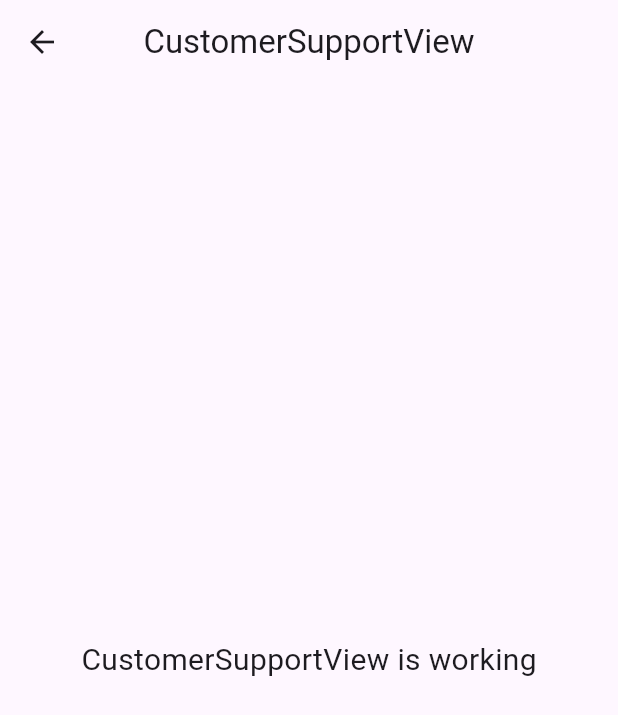
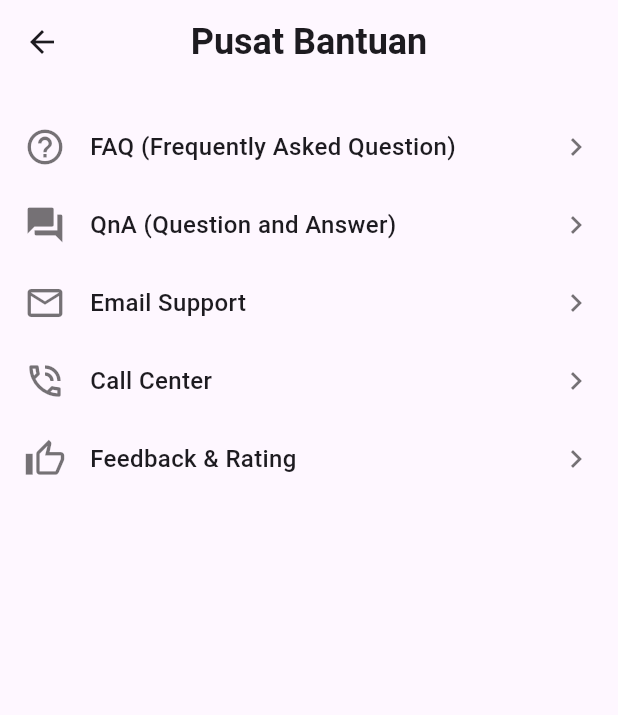
Before and after one commit to IkbarSulistio/Lawndre_Project, a Flutter app: the CustomerSupportView screen opened by its route, on a phone screen of 412 x 824 dp. Shown: the top 715 px of the screen. Run offline on Flutter 3.47's test engine with Material 3 defaults, Android fonts, the phone set to English and light mode, and no system bars; our stand-ins replace font_awesome_flutter, geocoding, get, google_maps_flutter, image_picker.

Commit message:
lawndre_project

```diff
--- a/lib/app/modules/customer_support/controllers/customer_support_controller.dart
+++ b/lib/app/modules/customer_support/controllers/customer_support_controller.dart
@@ -1,23 +1,25 @@
+// controllers/support_controller.dart
+
 import 'package:get/get.dart';
 
 class CustomerSupportController extends GetxController {
-  //TODO: Implement CustomerSupportController
-
-  final count = 0.obs;
-  @override
-  void onInit() {
-    super.onInit();
+  void goToFAQ() {
+    Get.toNamed('/faq');
   }
 
-  @override
-  void onReady() {
-    super.onReady();
+  void goToQnA() {
+    Get.toNamed('/qna');
   }
 
-  @override
-  void onClose() {
-    super.onClose();
+  void goToEmailSupport() {
+    Get.toNamed('/email-support');
   }
 
-  void increment() => count.value++;
+  void goToCallCenter() {
+    Get.toNamed('/call-center');
+  }
+
+  void goToFeedback() {
+    Get.toNamed('/feedback-rating');
+  }
 }
--- a/lib/app/modules/customer_support/views/customer_support_view.dart
+++ b/lib/app/modules/customer_support/views/customer_support_view.dart
@@ -1,23 +1,55 @@
+// views/support_view.dart
+
 import 'package:flutter/material.dart';
+import 'package:get/get.dart';
+import '../controllers/customer_support_controller.dart';
+import '../widgets/support_option.dart';
 
-import 'package:get/get.dart';
-
-import '../controllers/customer_support_controller.dart';
-
-class CustomerSupportView extends GetView<CustomerSupportController> {
-  const CustomerSupportView({Key? key}) : super(key: key);
+class CustomerSupportView extends StatelessWidget {
   @override
   Widget build(BuildContext context) {
+    final CustomerSupportController controller = Get.put(CustomerSupportController());
+
     return Scaffold(
       appBar: AppBar(
-        title: const Text('CustomerSupportView'),
+        title: Text('Pusat Bantuan', style: TextStyle(fontSize: 24, fontWeight: FontWeight.bold)),
         centerTitle: true,
+        leading: IconButton(
+          icon: Icon(Icons.arrow_back),
+          onPressed: () => Get.back(),
+        ),
+        backgroundColor: Colors.transparent,
+        elevation: 0,
       ),
-      body: const Center(
-        child: Text(
-          'CustomerSupportView is working',
-          style: TextStyle(fontSize: 20),
-        ),
+      body: ListView(
+        padding: const EdgeInsets.all(16.0),
+        children: [
+          SupportOption(
+            icon: Icons.help_outline,
+            label: 'FAQ (Frequently Asked Question)',
+            onTap: controller.goToFAQ,
+          ),
+          SupportOption(
+            icon: Icons.question_answer,
+            label: 'QnA (Question and Answer)',
+            onTap: controller.goToQnA,
+          ),
+          SupportOption(
+            icon: Icons.email_outlined,
+            label: 'Email Support',
+            onTap: controller.goToEmailSupport,
+          ),
+          SupportOption(
+            icon: Icons.phone_in_talk_outlined,
+            label: 'Call Center',
+            onTap: controller.goToCallCenter,
+          ),
+          SupportOption(
+            icon: Icons.thumb_up_outlined,
+            label: 'Feedback & Rating',
+            onTap: controller.goToFeedback,
+          ),
+        ],
       ),
     );
   }
--- /dev/null
+++ b/lib/app/modules/customer_support/widgets/support_option.dart
@@ -0,0 +1,38 @@
+// widgets/support_option.dart
+
+import 'package:flutter/material.dart';
+
+class SupportOption extends StatelessWidget {
+  final IconData icon;
+  final String label;
+  final VoidCallback onTap;
+
+  SupportOption({
+    required this.icon,
+    required this.label,
+    required this.onTap,
+  });
+
+  @override
+  Widget build(BuildContext context) {
+    return InkWell(
+      onTap: onTap,
+      child: Padding(
+        padding: const EdgeInsets.symmetric(vertical: 12.0),
+        child: Row(
+          children: [
+            Icon(icon, size: 28, color: Colors.black54),
+            SizedBox(width: 16),
+            Expanded(
+              child: Text(
+                label,
+                style: TextStyle(fontSize: 16, fontWeight: FontWeight.w500),
+              ),
+            ),
+            Icon(Icons.chevron_right, color: Colors.black54),
+          ],
+        ),
+      ),
+    );
+  }
+}
--- a/lib/app/modules/profile/views/bottom_nav_bar_view.dart
+++ b/lib/app/modules/profile/views/bottom_nav_bar_view.dart
@@ -8,7 +8,7 @@ class BottomNavBarView extends StatelessWidget {
   final BottomNavBarController bottomNavBarController = Get.put(BottomNavBarController());
 
   final List<Widget> pages= [
-    const ProfileView(),
+    ProfileView(),
   ];
 
   @override
--- a/lib/app/routes/app_pages.dart
+++ b/lib/app/routes/app_pages.dart
@@ -92,12 +92,12 @@ class AppPages {
     ),
     GetPage(
       name: _Paths.CUCI_SETRIKA,
-      page: () => const CuciSetrikaView(),
+      page: () => CuciSetrikaView(),
       binding: CuciSetrikaBinding(),
     ),
     GetPage(
       name: _Paths.CUSTOMER_SUPPORT,
-      page: () => const CustomerSupportView(),
+      page: () => CustomerSupportView(),
       binding: CustomerSupportBinding(),
     ),
   ];
```
Also changed, not shown: lib/app/modules/profile/controllers/profile_controller.dart (+22 -18 lines), lib/app/modules/profile/views/profile_view.dart (+30 -31 lines), lib/app/modules/profile/widgets/menu_item.dart (added, +24 -0 lines).
